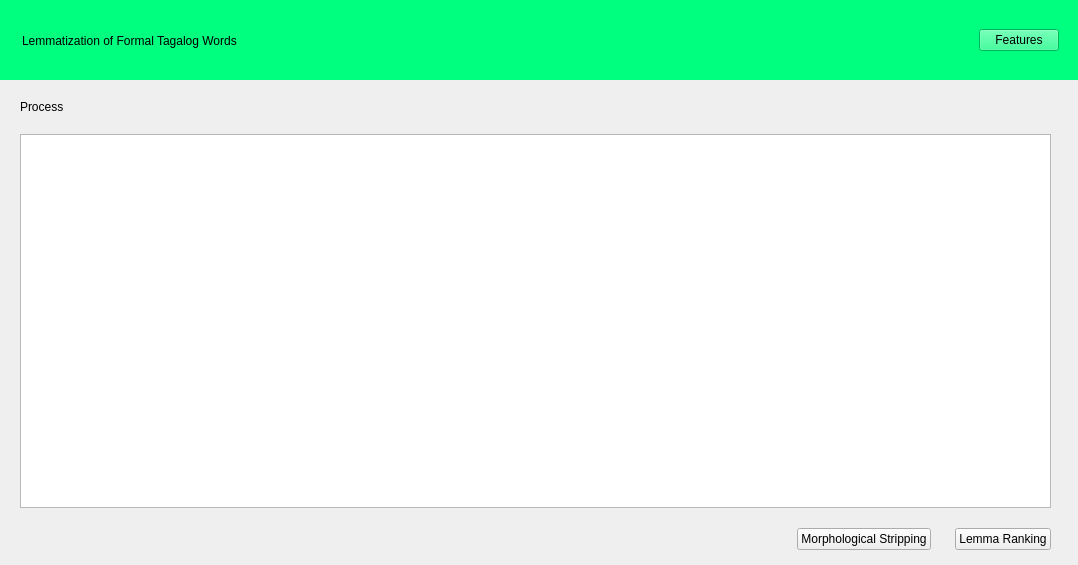
luimartin/TagLemma, file sample.ui: the form before one commit.
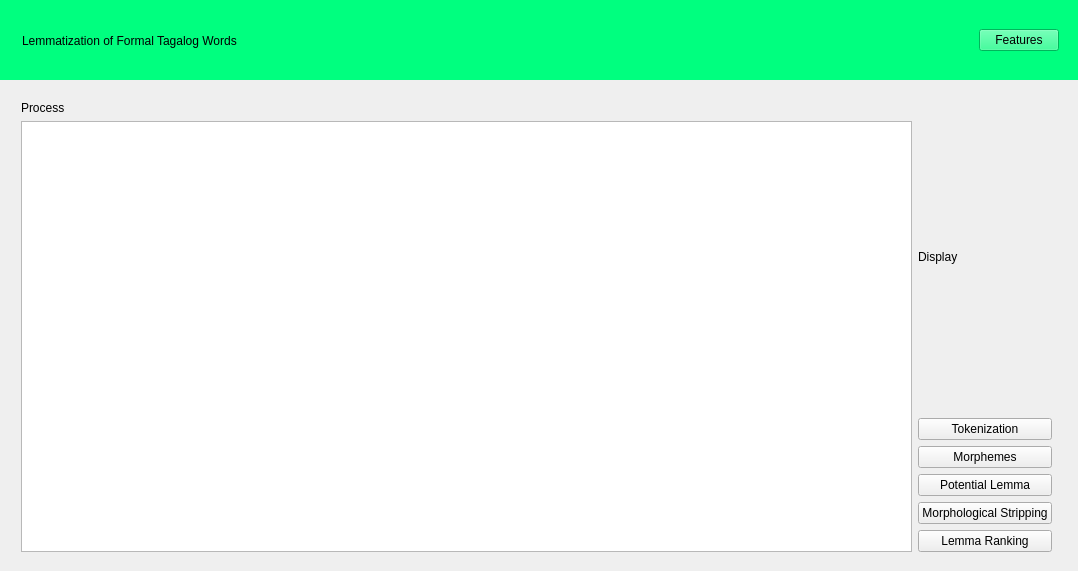
The form after the commit. The open tabs and pages were chosen to show the change.

Patch:
```diff
--- a/sample.ui
+++ b/sample.ui
@@ -7,7 +7,7 @@
     <x>0</x>
     <y>0</y>
     <width>1078</width>
-    <height>565</height>
+    <height>571</height>
    </rect>
   </property>
   <property name="windowTitle">
@@ -19,8 +19,8 @@
      <rect>
       <x>0</x>
       <y>80</y>
-      <width>1081</width>
-      <height>501</height>
+      <width>1071</width>
+      <height>491</height>
      </rect>
     </property>
     <property name="currentIndex">
@@ -246,46 +246,62 @@
      <widget class="QWidget" name="">
       <property name="geometry">
        <rect>
-        <x>20</x>
-        <y>20</y>
+        <x>21</x>
+        <y>21</y>
         <width>1031</width>
         <height>451</height>
        </rect>
       </property>
-      <layout class="QVBoxLayout" name="verticalLayout_5">
-       <property name="spacing">
-        <number>20</number>
-       </property>
-       <property name="bottomMargin">
-        <number>1</number>
-       </property>
+      <layout class="QHBoxLayout" name="horizontalLayout_6">
        <item>
-        <widget class="QLabel" name="label_2">
-         <property name="text">
-          <string>Process</string>
-         </property>
-        </widget>
+        <layout class="QVBoxLayout" name="verticalLayout_7">
+         <item>
+          <widget class="QLabel" name="label_2">
+           <property name="text">
+            <string>Process</string>
+           </property>
+          </widget>
+         </item>
+         <item>
+          <widget class="QPlainTextEdit" name="processText"/>
+         </item>
+        </layout>
        </item>
        <item>
-        <widget class="QPlainTextEdit" name="processText"/>
-       </item>
-       <item>
-        <layout class="QHBoxLayout" name="horizontalLayout_6">
-         <property name="spacing">
-          <number>24</number>
-         </property>
+        <layout class="QVBoxLayout" name="verticalLayout_5">
          <item>
-          <spacer name="horizontalSpacer_4">
-           <property name="orientation">
-            <enum>Qt::Horizontal</enum>
+          <widget class="QLabel" name="label_5">
+           <property name="text">
+            <string>Display</string>
            </property>
-           <property name="sizeHint" stdset="0">
-            <size>
-             <width>40</width>
-             <height>20</height>
-            </size>
+           <property name="scaledContents">
+            <bool>false</bool>
            </property>
-          </spacer>
+           <property name="indent">
+            <number>0</number>
+           </property>
+          </widget>
+         </item>
+         <item>
+          <widget class="QPushButton" name="tokenizationBtn">
+           <property name="text">
+            <string>Tokenization</string>
+           </property>
+          </widget>
+         </item>
+         <item>
+          <widget class="QPushButton" name="morphemeBtn">
+           <property name="text">
+            <string>Morphemes</string>
+           </property>
+          </widget>
+         </item>
+         <item>
+          <widget class="QPushButton" name="potentialLemmaBtn">
+           <property name="text">
+            <string>Potential Lemma</string>
+           </property>
+          </widget>
          </item>
          <item>
           <widget class="QPushButton" name="morphBtn">
```
Left out of the diff: 19 changed lines with no effect on the pictures.
